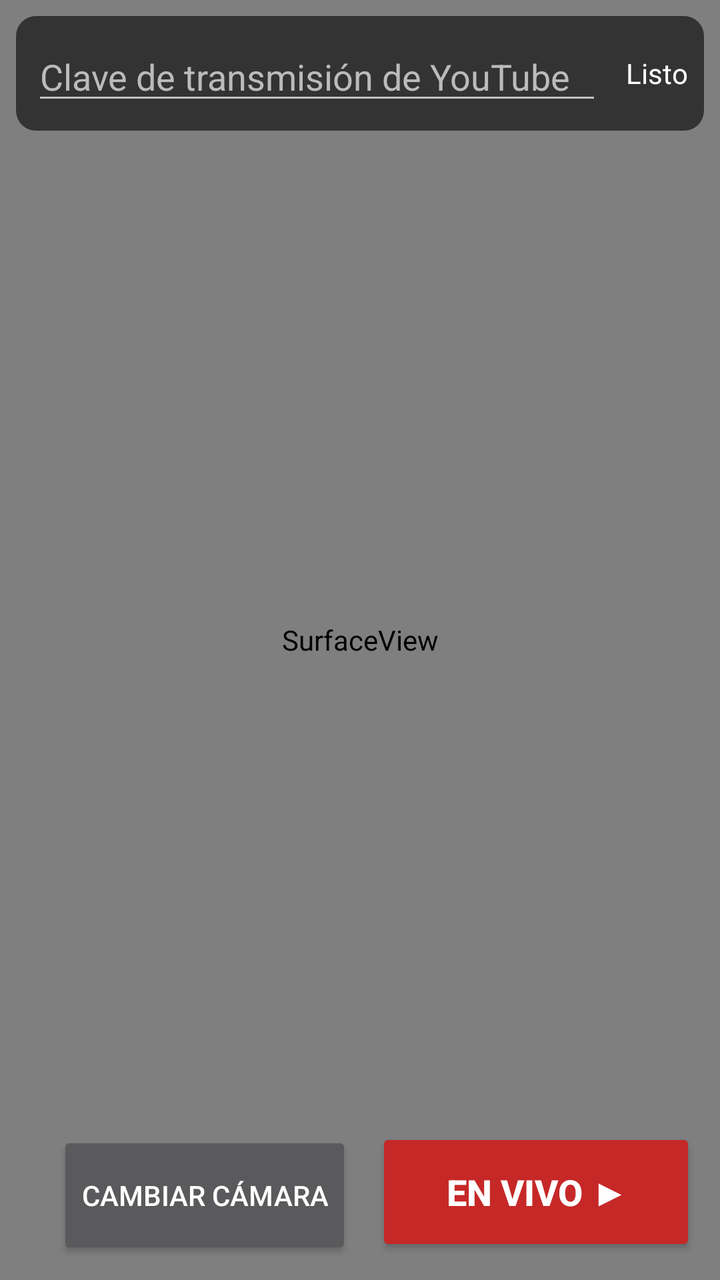
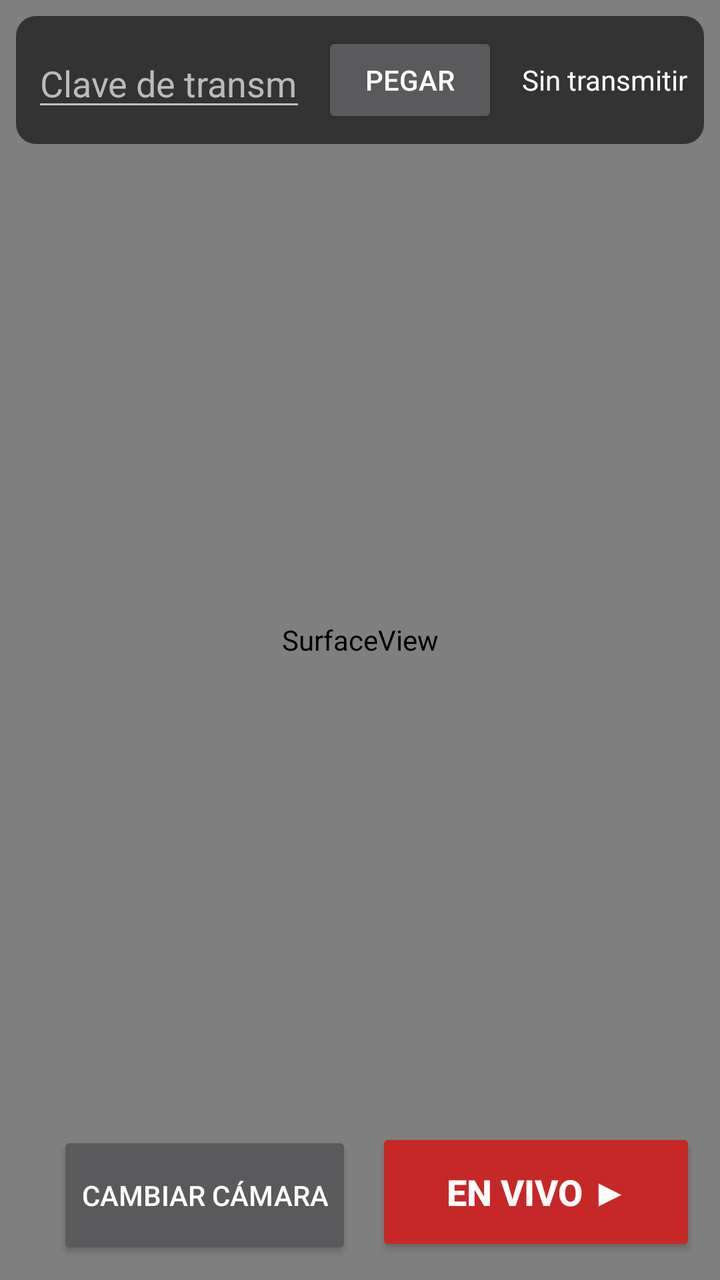

The first picture is an Android layout as it rendered before a commit; the second is the same layout after the commit. The layout source and the unified diff follow.
<!-- AndroidManifest.xml: application theme Theme.LaPenaLive -->
<!-- res/layout/activity_main.xml -->
<?xml version="1.0" encoding="utf-8"?>
<FrameLayout xmlns:android="http://schemas.android.com/apk/res/android"
  android:layout_width="match_parent"
  android:layout_height="match_parent"
  android:keepScreenOn="true"
  android:background="@android:color/black">

  <SurfaceView
    android:id="@+id/surfaceView"
    android:layout_width="match_parent"
    android:layout_height="match_parent" />

  
  <LinearLayout
    android:layout_width="match_parent"
    android:layout_height="wrap_content"
    android:layout_gravity="top"
    android:layout_margin="8dp"
    android:background="@drawable/panel_bg"
    android:orientation="horizontal"
    android:padding="8dp"
    android:gravity="center_vertical">

    <EditText
      android:id="@+id/etKey"
      android:layout_width="0dp"
      android:layout_height="wrap_content"
      android:layout_weight="1"
      android:hint="@string/hint_key"
      android:inputType="textPassword"
      android:imeOptions="actionDone"
      android:singleLine="true"
      android:textColor="@android:color/white"
      android:textColorHint="#BBBBBB" />

    <TextView
      android:id="@+id/tvStatus"
      android:layout_width="wrap_content"
      android:layout_height="wrap_content"
      android:layout_marginStart="12dp"
      android:text="Listo"
      android:textColor="@android:color/white"
      android:textSize="14sp" />
  </LinearLayout>

  
  <LinearLayout
    android:layout_width="wrap_content"
    android:layout_height="wrap_content"
    android:layout_gravity="bottom|end"
    android:layout_margin="12dp"
    android:orientation="horizontal">

    <Button
      android:id="@+id/btnSwitch"
      android:layout_width="wrap_content"
      android:layout_height="64dp"
      android:layout_marginEnd="12dp"
      android:text="@string/switch_camera" />

    <Button
      android:id="@+id/btnStartStop"
      android:layout_width="wrap_content"
      android:layout_height="64dp"
      android:minWidth="160dp"
      android:backgroundTint="#C62828"
      android:textColor="@android:color/white"
      android:textStyle="bold"
      android:textSize="18sp"
      android:text="@string/start" />
  </LinearLayout>
</FrameLayout>
<!-- resources referenced by this layout -->
<resources>
  <!-- drawable panel_bg (drawable) -->
  <?xml version="1.0" encoding="utf-8"?>
  <shape xmlns:android="http://schemas.android.com/apk/res/android">
    <solid android:color="#99000000" />
    <corners android:radius="10dp" />
  </shape>
  <string name="hint_key">Clave de transmisión de YouTube</string>
  <string name="start">EN VIVO ▶</string>
  <string name="switch_camera">Cambiar cámara</string>
  <style name="Theme.LaPenaLive" parent="Theme.AppCompat.NoActionBar">
      <item name="android:windowFullscreen">true</item>
      <item name="android:windowBackground">@android:color/black</item>
      <item name="colorPrimary">#C62828</item>
      <item name="colorAccent">#C62828</item>
    </style>
</resources>

<!-- the commit's change to res/layout/activity_main.xml (unified diff, before → after) -->
@@ -28,17 +28,24 @@
       android:layout_weight="1"
       android:hint="@string/hint_key"
       android:inputType="textPassword"
-      android:imeOptions="actionDone"
+      android:imeOptions="actionDone|flagNoExtractUi|flagNoFullscreen"
       android:singleLine="true"
       android:textColor="@android:color/white"
       android:textColorHint="#BBBBBB" />
+
+    <Button
+      android:id="@+id/btnPaste"
+      android:layout_width="wrap_content"
+      android:layout_height="wrap_content"
+      android:layout_marginStart="8dp"
+      android:text="PEGAR" />
 
     <TextView
       android:id="@+id/tvStatus"
       android:layout_width="wrap_content"
       android:layout_height="wrap_content"
       android:layout_marginStart="12dp"
-      android:text="Listo"
+      android:text="Sin transmitir"
       android:textColor="@android:color/white"
       android:textSize="14sp" />
   </LinearLayout>
